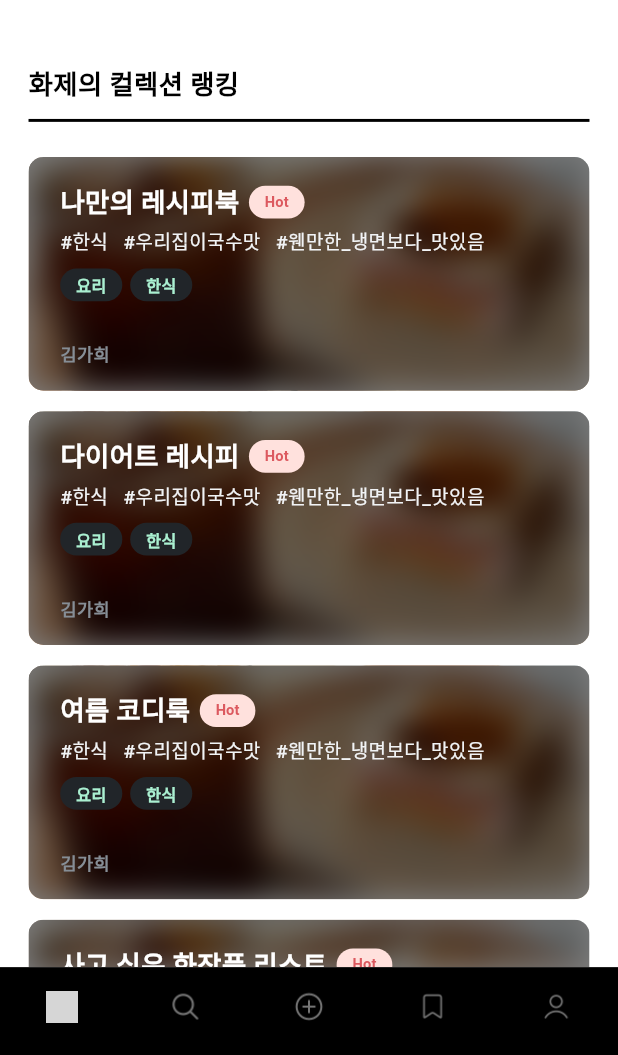
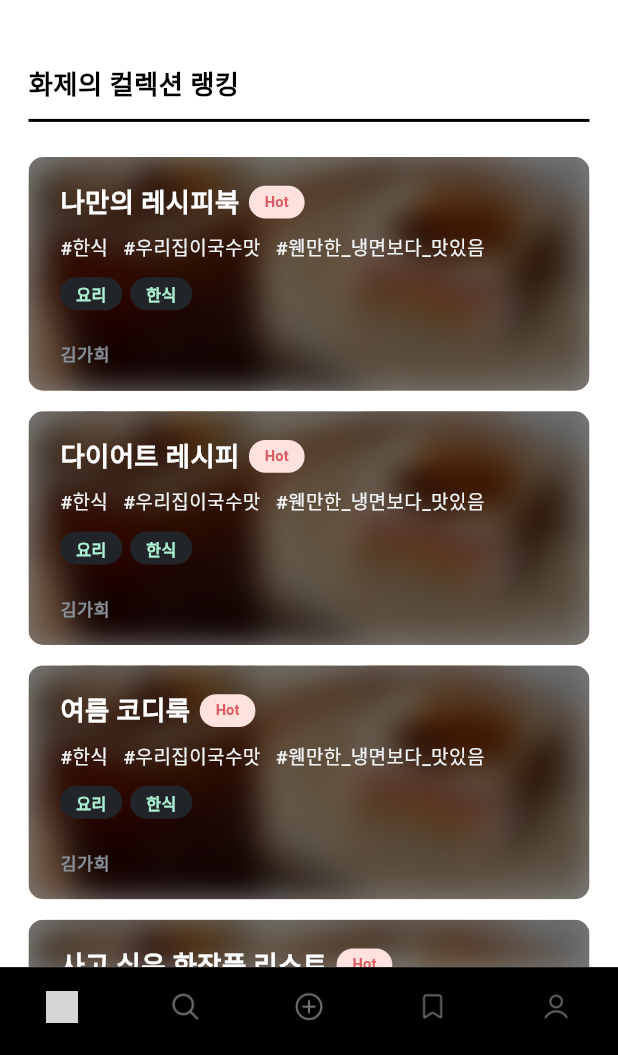
Before and after one commit to collecter1110/collecter, a Flutter app: the screen it shows after launch, on a phone screen of 412 x 824 dp, the part 181-1236 px from its top. Run offline on Flutter 3.47's test engine with Material 3 defaults, Android fonts, the light colour scheme and no system bars; our stand-ins replace flutter_screenutil; Roboto replaces fonts that are missing (Pretendard, PretendardRegular); grey boxes are pictures that could not be loaded.

Commit message:
fix : RankingCollection UI/UX

```diff
--- a/lib/components/card/ranking_collection.dart
+++ b/lib/components/card/ranking_collection.dart
@@ -105,14 +105,14 @@ class RankingCollection extends StatelessWidget {
                           ],
                         ),
                         Padding(
-                          padding: EdgeInsets.symmetric(vertical: 2.0.h),
+                          padding: EdgeInsets.symmetric(vertical: 6.0.h),
                           child: Tag(
                             name: '#한식   #우리집이국수맛   #웬만한_냉면보다_맛있음',
                             color: Color(0xFFf1f3f5),
                           ),
                         ),
                         Padding(
-                          padding: EdgeInsets.symmetric(vertical: 6.0.h),
+                          padding: EdgeInsets.symmetric(vertical: 4.0.h),
                           child: Wrap(
                             direction: Axis.horizontal,
                             alignment: WrapAlignment.start,
```
